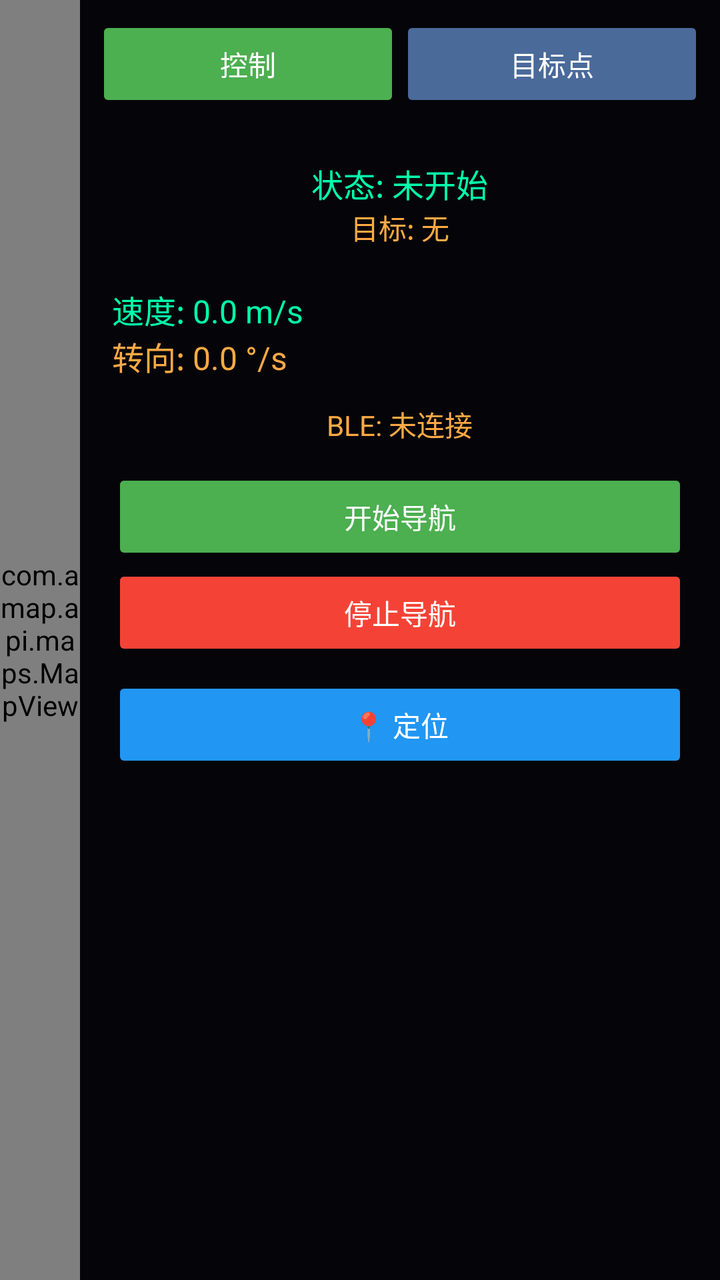
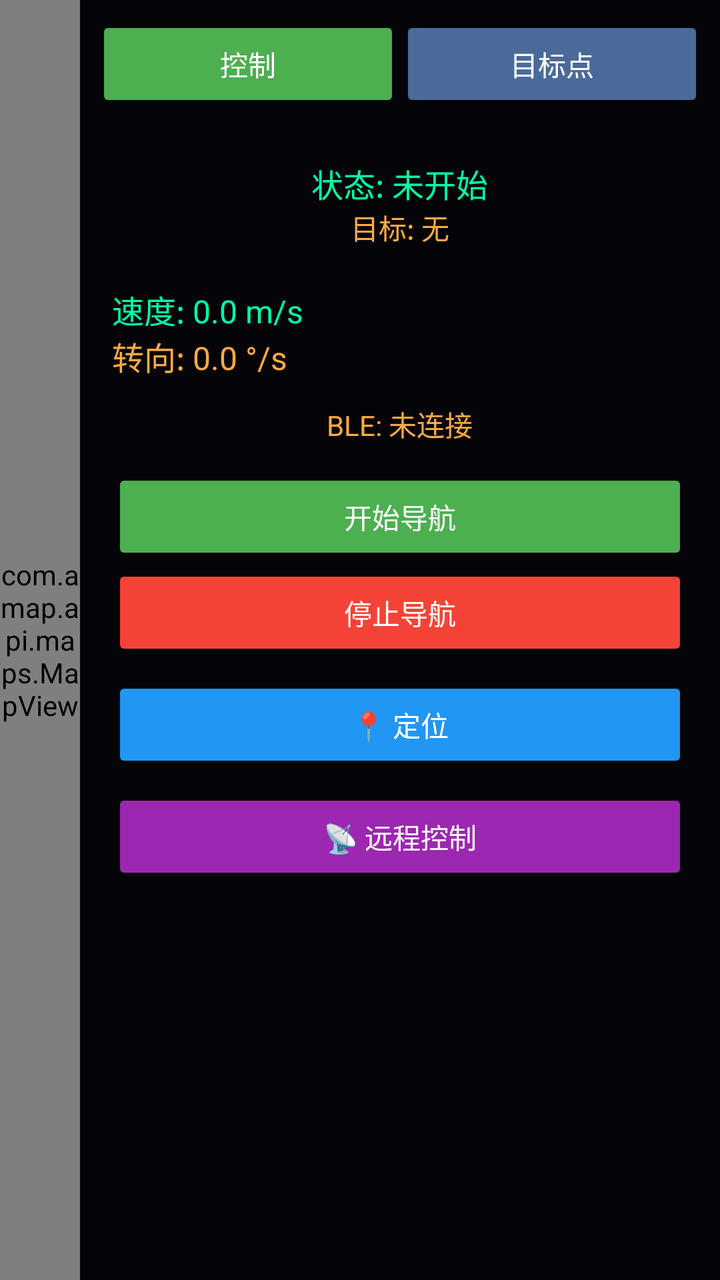

Screens rendered from an Android XML layout before and after an edit, with the pre-edit source and the edit as a unified diff.
<!-- AndroidManifest.xml: activity theme AppTheme -->
<!-- res/layout/activity_autodrive.xml -->
<?xml version="1.0" encoding="utf-8"?>
<LinearLayout xmlns:android="http://schemas.android.com/apk/res/android"
    android:layout_width="match_parent"
    android:layout_height="match_parent"
    android:orientation="horizontal"
    android:background="#1A1A2E">

    
    <com.amap.api.maps.MapView
        android:id="@+id/autodrive_map"
        android:layout_width="0dp"
        android:layout_height="match_parent"
        android:layout_weight="1" />

    
    <LinearLayout
        android:layout_width="320dp"
        android:layout_height="match_parent"
        android:orientation="vertical"
        android:background="#CC000000"
        android:padding="8dp">

        
        <LinearLayout
            android:layout_width="match_parent"
            android:layout_height="wrap_content"
            android:orientation="horizontal"
            android:layout_marginBottom="8dp">

            <Button
                android:id="@+id/tab_control"
                android:layout_width="0dp"
                android:layout_height="wrap_content"
                android:layout_weight="1"
                android:text="控制"
                android:textColor="#FFFFFF"
                android:backgroundTint="#4CAF50" />

            <Button
                android:id="@+id/tab_points"
                android:layout_width="0dp"
                android:layout_height="wrap_content"
                android:layout_weight="1"
                android:text="目标点"
                android:textColor="#FFFFFF"
                android:backgroundTint="#4A6A9A" />
        </LinearLayout>

        
        <FrameLayout
            android:layout_width="match_parent"
            android:layout_height="0dp"
            android:layout_weight="1">

            
            <ScrollView
                android:id="@+id/scroll_control"
                android:layout_width="match_parent"
                android:layout_height="match_parent"
                android:fillViewport="true"
                android:visibility="visible">

                <LinearLayout
                    android:layout_width="match_parent"
                    android:layout_height="wrap_content"
                    android:orientation="vertical"
                    android:gravity="center_horizontal"
                    android:padding="8dp">

                    <TextView
                        android:id="@+id/tv_status"
                        android:layout_width="wrap_content"
                        android:layout_height="wrap_content"
                        android:text="状态: 未开始"
                        android:textColor="#00FFAA"
                        android:textSize="16sp"
                        android:layout_marginTop="8dp"/>

                    <TextView
                        android:id="@+id/tv_current_target"
                        android:layout_width="wrap_content"
                        android:layout_height="wrap_content"
                        android:text="目标: 无"
                        android:textColor="#FFAA44"
                        android:textSize="14sp"/>

                    <TextView
                        android:id="@+id/tv_info"
                        android:layout_width="wrap_content"
                        android:layout_height="wrap_content"
                        android:text=""
                        android:textColor="#FFFFFF"
                        android:textSize="14sp"/>

                    <TextView
                        android:id="@+id/tv_speed"
                        android:layout_width="match_parent"
                        android:layout_height="wrap_content"
                        android:text="速度: 0.0 m/s"
                        android:textColor="#00FFAA"
                        android:textSize="16sp"/>

                    <TextView
                        android:id="@+id/tv_turn"
                        android:layout_width="match_parent"
                        android:layout_height="wrap_content"
                        android:text="转向: 0.0 °/s"
                        android:textColor="#FFAA44"
                        android:textSize="16sp"/>

                    <TextView
                        android:id="@+id/tv_ble_status"
                        android:layout_width="wrap_content"
                        android:layout_height="wrap_content"
                        android:text="BLE: 未连接"
                        android:textColor="#FFAA44"
                        android:textSize="14sp"
                        android:layout_marginTop="12dp"/>

                    <Button
                        android:id="@+id/btn_start_nav"
                        android:layout_width="match_parent"
                        android:layout_height="wrap_content"
                        android:text="开始导航"
                        android:backgroundTint="#4CAF50"
                        android:textColor="#FFFFFF"
                        android:layout_marginTop="12dp"/>

                    <Button
                        android:id="@+id/btn_stop_nav"
                        android:layout_width="match_parent"
                        android:layout_height="wrap_content"
                        android:text="停止导航"
                        android:enabled="false"
                        android:backgroundTint="#F44336"
                        android:textColor="#FFFFFF"/>

                    <Button
                        android:id="@+id/btn_locate"
                        android:layout_width="match_parent"
                        android:layout_height="wrap_content"
                        android:layout_marginTop="8dp"
                        android:text="📍 定位"
                        android:backgroundTint="#2196F3"
                        android:textColor="#FFFFFF"/>

                </LinearLayout>
            </ScrollView>

            
            <LinearLayout
                android:id="@+id/page_points"
                android:layout_width="match_parent"
                android:layout_height="match_parent"
                android:orientation="vertical"
                android:padding="8dp"
                android:visibility="gone">

                <TextView
                    android:layout_width="wrap_content"
                    android:layout_height="wrap_content"
                    android:text="目标点列表"
                    android:textColor="#FFFFFF"
                    android:textSize="18sp"
                    android:layout_marginBottom="8dp"/>

                <ListView
                    android:id="@+id/lv_waypoints"
                    android:layout_width="match_parent"
                    android:layout_height="0dp"
                    android:layout_weight="1"
                    android:background="#33000000"
                    android:padding="4dp"
                    android:divider="#444444"
                    android:dividerHeight="1dp"
                    android:choiceMode="singleChoice"/>

                
                <LinearLayout
                    android:layout_width="match_parent"
                    android:layout_height="wrap_content"
                    android:orientation="horizontal"
                    android:layout_marginTop="8dp">

                    <Button
                        android:id="@+id/btn_add_current_pos"
                        android:layout_width="0dp"
                        android:layout_weight="1"
                        android:layout_height="wrap_content"
                        android:text="标记自己"
                        android:textSize="12sp"
                        android:backgroundTint="#4A6A9A"
                        android:textColor="#FFFFFF"/>

                    <Button
                        android:id="@+id/btn_delete_selected"
                        android:layout_width="0dp"
                        android:layout_weight="1"
                        android:layout_height="wrap_content"
                        android:text="删除选中"
                        android:textSize="12sp"
                        android:backgroundTint="#F44336"
                        android:textColor="#FFFFFF"
                        android:layout_marginStart="4dp"/>

                    <Button
                        android:id="@+id/btn_clear_points"
                        android:layout_width="0dp"
                        android:layout_weight="1"
                        android:layout_height="wrap_content"
                        android:text="清空所有"
                        android:textSize="12sp"
                        android:backgroundTint="#FF5722"
                        android:textColor="#FFFFFF"
                        android:layout_marginStart="4dp"/>

                </LinearLayout>

            </LinearLayout>

        </FrameLayout>

    </LinearLayout>

</LinearLayout>
<!-- resources referenced by this layout -->
<resources>
  <style name="AppTheme" parent="Theme.AppCompat.Light.NoActionBar" />
</resources>

<!-- the commit's change to res/layout/activity_autodrive.xml (unified diff, before → after) -->
@@ -143,7 +143,14 @@
                         android:text="📍 定位"
                         android:backgroundTint="#2196F3"
                         android:textColor="#FFFFFF"/>
-
+                    <Button
+                        android:id="@+id/btn_remote_control"
+                        android:layout_width="match_parent"
+                        android:layout_height="wrap_content"
+                        android:layout_marginTop="8dp"
+                        android:text="📡 远程控制"
+                        android:backgroundTint="#9C27B0"
+                        android:textColor="#FFFFFF"/>
                 </LinearLayout>
             </ScrollView>
 
